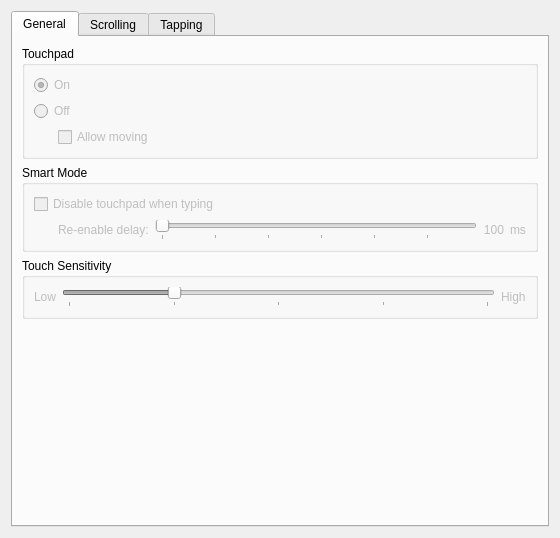
mishaaq/kcm_touchpad, file kcmtouchpadwidget.ui: the form before one commit.
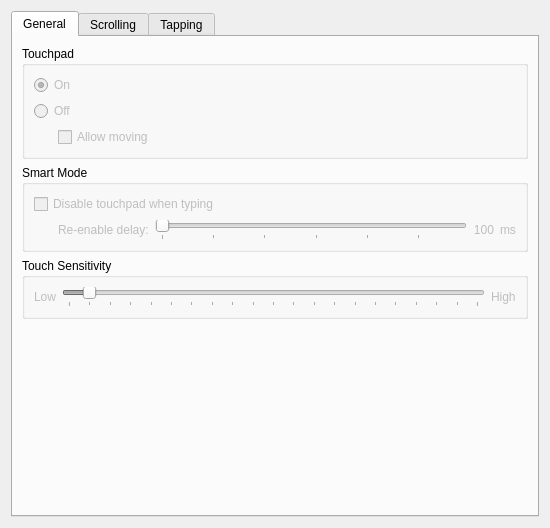
The form after the commit. Custom widgets are drawn as their Qt base class.

Commit message: * some improvements in loading values at kde start * add "Sensitivity" value

What changed in the file:
```diff
--- a/kcmtouchpadwidget.ui
+++ b/kcmtouchpadwidget.ui
@@ -7,8 +7,8 @@
    <rect>
     <x>0</x>
     <y>0</y>
-    <width>560</width>
-    <height>538</height>
+    <width>550</width>
+    <height>528</height>
    </rect>
   </property>
   <property name="sizePolicy">
@@ -229,10 +229,13 @@
              <bool>false</bool>
             </property>
             <property name="maximum">
-             <number>4</number>
+             <number>20</number>
+            </property>
+            <property name="singleStep">
+             <number>2</number>
             </property>
             <property name="pageStep">
-             <number>1</number>
+             <number>5</number>
             </property>
             <property name="sliderPosition">
              <number>1</number>
```
Left out of the diff: 3 changed lines with no effect on the pictures. The commit also changes 2 other files.
